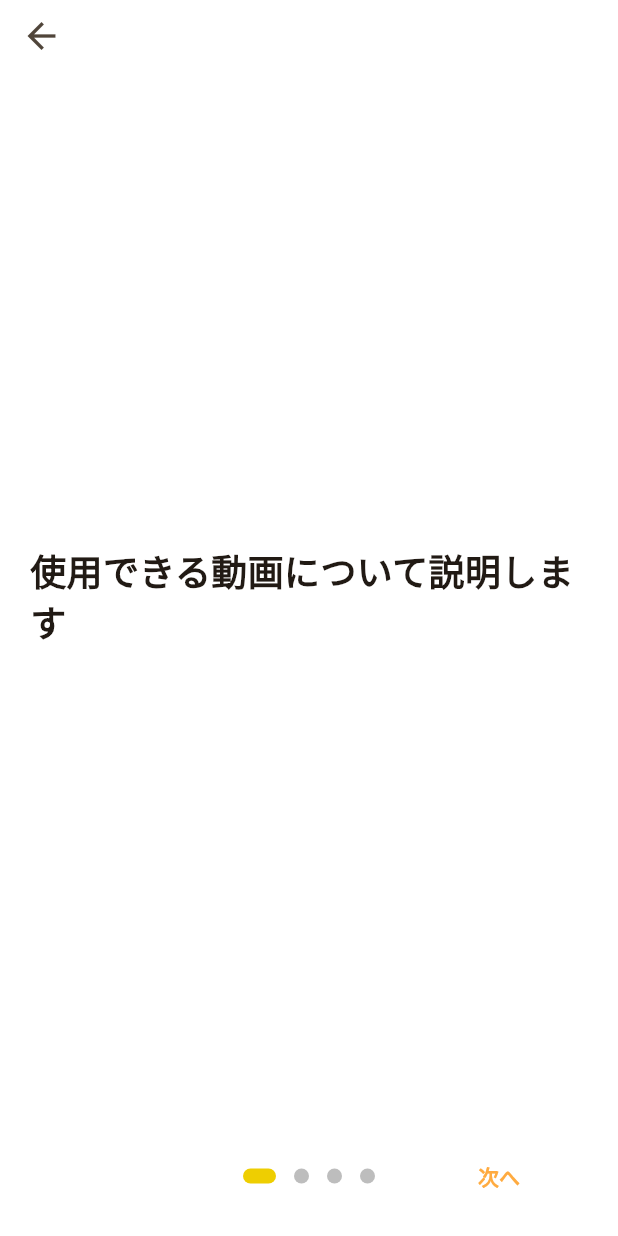
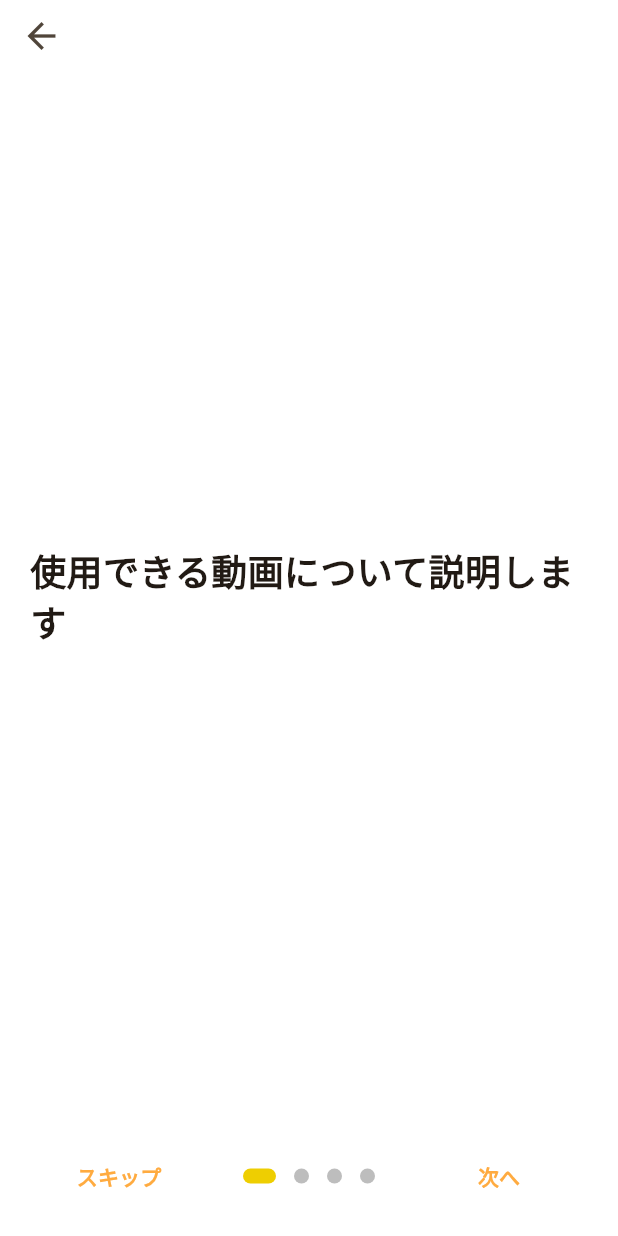
Before and after one commit to HarumaIto/walking_analysis, a Flutter app: the screen it shows after launch, after a tap on "スキップ", after a tap on "アプリへ", after a tap on the "camera alt" icon, on a phone screen of 412 x 824 dp. Run offline on Flutter 3.47's test engine with Material 2 defaults, Android fonts, the phone set to English and light mode, and no system bars; drawn by our look-alikes of introduction_screen; our stand-ins replace camera, charts_flutter, csv, firebase_core, flutter_native_splash, flutter_riverpod and 5 more; missing offline and left inert: flutter_ffmpeg, fraction, google_mlkit_pose_detection, video_thumbnail; accounts and stored records are empty; generated files the repository leaves out were written again.

```diff
--- a/lib/view_model/ml_view_model.dart
+++ b/lib/home_view_model/ml_view_model.dart
@@ -14,6 +14,7 @@ class MlViewModel extends ConsumerWidget {
   Widget build(BuildContext context, WidgetRef ref) {
     var selectedVal = mlDescriptionText[ref.watch(useModelProvider)];
     final canProcess = ref.watch(processStateProvider);
+    final runTime = ref.watch(runTimeProvider);
     final progressVal = ref.watch(progressValProvider).value;
     final isDeterminate = ref.watch(progressValProvider).isDeterminate;
     final percentProgress = (ref.watch(progressValProvider).value * 100).round();
@@ -29,7 +30,7 @@ class MlViewModel extends ConsumerWidget {
             crossAxisAlignment: CrossAxisAlignment.end,
             children: [
               ClipRRect(
-                borderRadius: BorderRadius.all(Radius.circular(10)),
+                borderRadius: const BorderRadius.all(Radius.circular(10)),
                 child: isDeterminate
                     ? LinearProgressIndicator(
                   backgroundColor: Colors.grey[400],
@@ -43,7 +44,13 @@ class MlViewModel extends ConsumerWidget {
                 ),
               ),
               const SizedBox(height: 8,),
-              Text('$selectedVal : $percentProgress%', style: const TextStyle(fontSize: 14),),
+              Row(
+                children: [
+                  Text('実行時間: $runTime [ms]'),
+                  const Spacer(),
+                  Text('$selectedVal: $percentProgress%', style: const TextStyle(fontSize: 14),),
+                ],
+              )
             ],
           ),
         ),
--- a/lib/main.dart
+++ b/lib/main.dart
@@ -13,7 +13,7 @@ import 'model/video_file_path.dart';
 import 'package:firebase_core/firebase_core.dart';
 import 'firebase_options.dart';
 
-void main() async{
+void main() async {
   // ここで非同期処理を行えるようにする
   WidgetsBinding widgetsBinding = WidgetsFlutterBinding.ensureInitialized();
   FlutterNativeSplash.preserve(widgetsBinding: widgetsBinding);
@@ -21,9 +21,10 @@ void main() async{
   // ステータスバー & ナビゲーションバーの設定
   SystemChrome.setEnabledSystemUIMode(SystemUiMode.immersiveSticky);
 
-  await Firebase.initializeApp(
-    options: DefaultFirebaseOptions.currentPlatform,
-  );
+  // ユーザー設定の初期化
+  UserSettingPreference userSettingPreference = UserSettingPreference();
+  userSettingPreference.prefs = await SharedPreferences.getInstance();
+  userSettingPreference.initUserSetting();
 
   // pathの設定
   VideoFilePath.trimmingInputPath = '${(await getExternalStorageDirectory())!.path}/select.mp4';
@@ -31,8 +32,10 @@ void main() async{
   VideoFilePath.mlOutputPath = '${(await getExternalStorageDirectory())!.path}/output.mp4';
   // 比較用データの設定
   GlobalVar.comparisonData = await getDataForAssetsCSV('assets/comparison_data.csv');
-  // ユーザー設定の初期化
-  UserSettingPreference().prefs = await SharedPreferences.getInstance();
+
+  await Firebase.initializeApp(
+    options: DefaultFirebaseOptions.currentPlatform,
+  );
 
   // 最後にUIを構築
   runApp(
--- a/lib/model/ml_mode_list.dart
+++ b/lib/model/ml_mode_list.dart
@@ -4,6 +4,6 @@ enum MlModels {
 }
 
 final mlDescriptionText = [
-  "高精度＆低速",
-  "低精度＆高速",
+  "高精度&低速",
+  "低精度&高速",
 ];
--- a/lib/repository/sharedpref_repository.dart
+++ b/lib/repository/sharedpref_repository.dart
@@ -14,8 +14,17 @@ class UserSettingPreference {
   SharedPreferences? prefs;
   bool? isSaveVideo = false;
 
-  void initUserSetting() async {
-    prefs!.setBool(PreferenceKeys.isSaveVideo.name, false);
-    prefs!.setString(PreferenceKeys.useModel.name, 'movenetThunder');
+  bool checkInitialized() {
+    if(prefs!.getString(PreferenceKeys.useModel.name) == null) {
+      return false;
+    } else {
+      return true;
+    }
+  }
+
+  void initUserSetting() {
+    if (!checkInitialized()) {
+      prefs!.setString(PreferenceKeys.useModel.name, 'movenetThunder');
+    }
   }
 }
--- a/lib/screen/introduction/explain_condition.dart
+++ b/lib/screen/introduction/explain_condition.dart
@@ -4,7 +4,7 @@ import 'package:image_picker/image_picker.dart';
 import 'package:introduction_screen/introduction_screen.dart';
 
 import '../../model/global_variable.dart';
-import '../../view_model/prepare_view_model.dart';
+import '../../home_view_model/prepare_view_model.dart';
 
 class ExplainCondition extends StatefulWidget {
   final ImageSource source;
@@ -12,7 +12,7 @@ class ExplainCondition extends StatefulWidget {
 
   String doneText = '';
 
-  ExplainCondition(this.source, this.ref) {
+  ExplainCondition(this.source, this.ref, {Key? key}) : super(key: key) {
     if (source == ImageSource.camera) {
       doneText = '撮影';
     } else {
@@ -25,6 +25,8 @@ class ExplainCondition extends StatefulWidget {
 }
 
 class ExplainConditionState extends State<ExplainCondition> {
+  // スキップボタンと戻るボタンを切り替える用
+  bool showSkipButton = true;
 
   @override
   Widget build(BuildContext context) {
@@ -124,12 +126,29 @@ class ExplainConditionState extends State<ExplainCondition> {
                     )
                 ),
               ],
-              showBackButton: true,
+              showBackButton: !showSkipButton,
+              showSkipButton: showSkipButton,
+              onChange: (index) {
+                setState(() {
+                  if (index == 0) {
+                    showSkipButton = true;
+                  } else {
+                    showSkipButton = false;
+                  }
+                });
+              },
               onDone: (){
                 PrepareViewModel().getVideo(widget.source, widget.ref, context);
               },
               back: const Text(
                 '戻る',
+                style: TextStyle(
+                  fontWeight: FontWeight.w600,
+                  color: Colors.orangeAccent,
+                ),
+              ),
+              skip: const Text(
+                'スキップ',
                 style: TextStyle(
                   fontWeight: FontWeight.w600,
                   color: Colors.orangeAccent,
--- a/lib/screen/introduction/introduction_page.dart
+++ b/lib/screen/introduction/introduction_page.dart
@@ -12,6 +12,8 @@ class IntroductionPage extends StatefulWidget {
 }
 
 class IntroductionState extends State<IntroductionPage> {
+  // スキップボタンと戻るボタンを切り替える用
+  bool showSkipButton = true;
 
   @override
   void initState() {
@@ -69,6 +71,17 @@ class IntroductionState extends State<IntroductionPage> {
           ),
         ),
       ],
+      showBackButton: !showSkipButton,
+      showSkipButton: showSkipButton,
+      onChange: (index) {
+        setState(() {
+          if (index == 0) {
+            showSkipButton = true;
+          } else {
+            showSkipButton = false;
+          }
+        });
+      },
       onDone: (){
         Navigator.of(context).pushAndRemoveUntil(
             MaterialPageRoute(
@@ -76,9 +89,16 @@ class IntroductionState extends State<IntroductionPage> {
             ), (_) => false);
         GlobalVar.globalRef!.read(introductionProvider.notifier).setIntro();
       },
-      showSkipButton: true,
+
       skip: const Text(
         'スキップ',
+        style: TextStyle(
+          fontWeight: FontWeight.w600,
+          color: Colors.orangeAccent,
+        ),
+      ),
+      back: const Text(
+        '戻る',
         style: TextStyle(
           fontWeight: FontWeight.w600,
           color: Colors.orangeAccent,
--- a/lib/screen/main_page.dart
+++ b/lib/screen/main_page.dart
@@ -5,7 +5,6 @@ import 'package:flutter_riverpod/flutter_riverpod.dart';
 import '../model/page_list.dart';
 import '../model/global_variable.dart';
 import '../state/home_providers.dart';
-import '../utility/file_processor.dart';
 
 class MyMainPage extends ConsumerStatefulWidget {
   const MyMainPage({Key? key}) : super(key: key);
@@ -15,13 +14,6 @@ class MyMainPage extends ConsumerStatefulWidget {
 }
 
 class MyMainPageState extends ConsumerState<MyMainPage> {
-
-  @override
-  void dispose() {
-    // アプリで作成された一時ファイルの削除
-    deleteCache();
-    super.dispose();
-  }
 
   @override
   void initState() {
--- a/lib/state/home_providers.dart
+++ b/lib/state/home_providers.dart
@@ -2,6 +2,7 @@ import 'dart:typed_data';
 
 import 'package:flutter/material.dart';
 import 'package:flutter_riverpod/flutter_riverpod.dart';
+import 'package:shared_preferences/shared_preferences.dart';
 import 'package:walking_analysis/model/ml_mode_list.dart';
 import 'package:walking_analysis/model/preference_keys.dart';
 import 'package:walking_analysis/repository/sharedpref_repository.dart';
@@ -18,10 +19,17 @@ final saveVideoStateProvider = StateProvider((_) => false);
 // BottomNavigationBar用
 final selectedIndexProvider = StateProvider((_) => 1);
 
+// 1画像当たりの実行時間
+final runTimeProvider = StateProvider((_) => '0');
+
 // モデル選択用
 final useModelProvider = StateProvider((_) {
-  String useModelName = UserSettingPreference().prefs!.getString(PreferenceKeys.useModel.name)!;
-  if(useModelName == MlModels.movenetThunder.name) {
+  SharedPreferences pref = UserSettingPreference().prefs!;
+  String? useModelName = pref.getString(PreferenceKeys.useModel.name);
+  if (useModelName == null) {
+    pref.setString(PreferenceKeys.useModel.name, MlModels.movenetThunder.name);
+    return 0;
+  } else if(useModelName == MlModels.movenetThunder.name) {
     return 0;
   } else {
     return 1;
```
Also changed, not shown: lib/home_view_model/result_view_model.dart (renamed from lib/view_model/result_view_model.dart, +6 -5 lines), lib/repository/ml_repository.dart (+12 -1 lines), lib/screen/user_setting_page.dart (+36 -24 lines), lib/screen/view/file_library_page.dart (+5 -13 lines), lib/screen/view/home_page.dart (+4 -4 lines), lib/utility/video_to_image.dart (+7 -9 lines), lib/home_view_model/chart_view_model.dart (renamed from lib/view_model/chart_view_model.dart), lib/home_view_model/prepare_view_model.dart (renamed from lib/view_model/prepare_view_model.dart).
